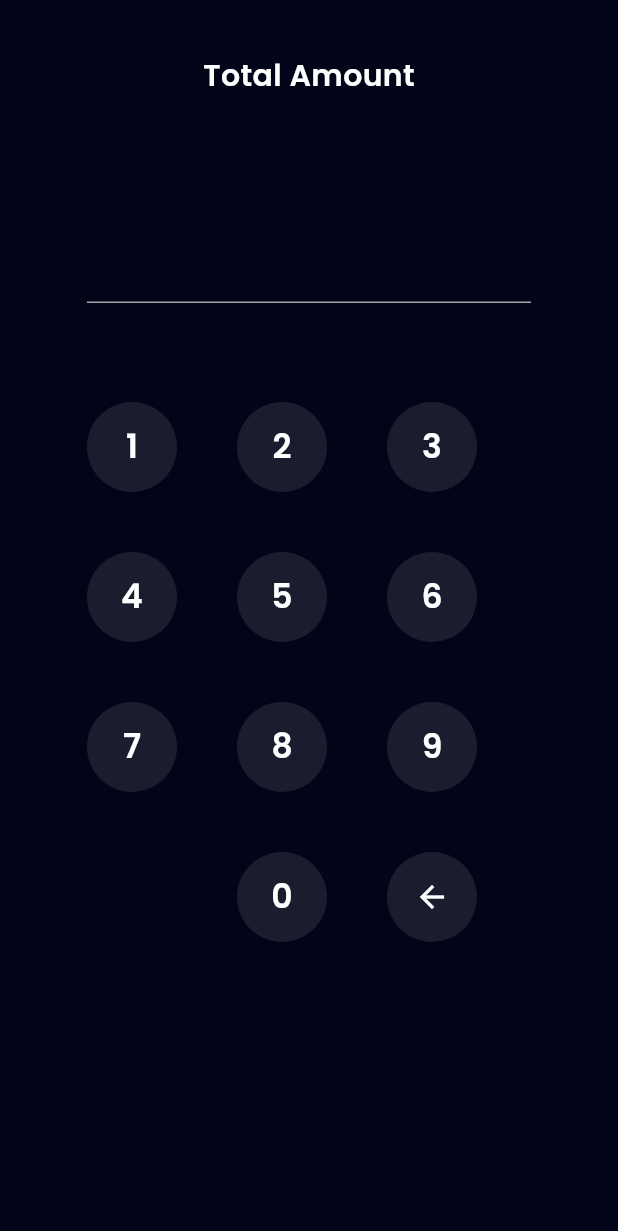
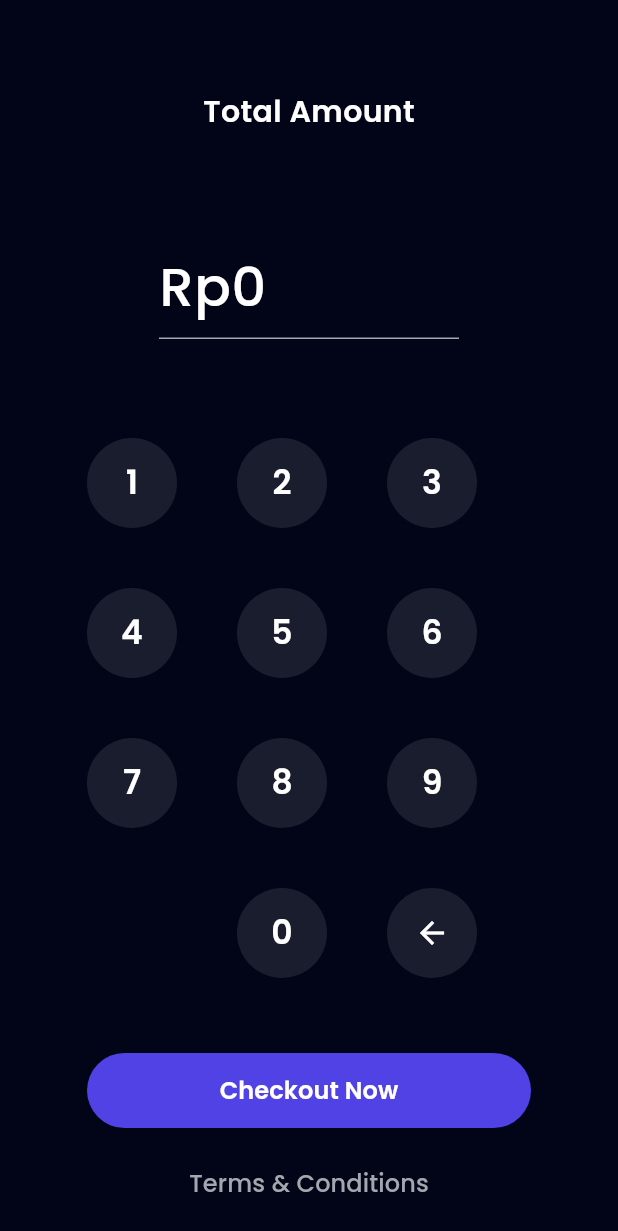
Before and after one commit to KevinZakky/E-wallet-Bank-Sha, a Flutter app: the TopupAmountPage screen opened by its route, after a tap on the "arrow back" icon, on a phone screen of 412 x 824 dp. Shown: the top 1231 px of the screen. Run offline on Flutter 3.47's test engine with Material 3 defaults, Android fonts, the phone set to English and light mode, and no system bars; our stand-ins replace carousel_slider, google_fonts.

Commit message:
feat: slicing total amount page (part 2)

```diff
--- a/lib/ui/pages/topup_amount_page.dart
+++ b/lib/ui/pages/topup_amount_page.dart
@@ -10,9 +10,13 @@ class TopupAmountPage extends StatefulWidget {
 }
 
 class _TopupAmountPageState extends State<TopupAmountPage> {
-  TextEditingController amountController = TextEditingController(text: '');
+  TextEditingController amountController = TextEditingController(text: '0');
 
   addAmount(String number) {
+    if (amountController.text == '0') {
+      amountController.text = '';
+    }
+
     setState(() {
       amountController.text = amountController.text + number;
     });
@@ -23,6 +27,9 @@ class _TopupAmountPageState extends State<TopupAmountPage> {
       setState(() {
         amountController.text = amountController.text
             .substring(0, amountController.text.length - 1);
+        if (amountController.text == '') {
+          amountController.text = '0';
+        }
       });
     }
   }
@@ -35,7 +42,7 @@ class _TopupAmountPageState extends State<TopupAmountPage> {
         padding: const EdgeInsets.symmetric(horizontal: 58),
         children: [
           const SizedBox(
-            height: 36,
+            height: 60,
           ),
           Center(
             child: Text(
@@ -47,21 +54,24 @@ class _TopupAmountPageState extends State<TopupAmountPage> {
           const SizedBox(
             height: 67,
           ),
-          SizedBox(
+          Align(
+            child: SizedBox(
               width: 200,
               child: TextFormField(
                 controller: amountController,
                 cursorColor: greyColor,
                 enabled: false,
-              style: whiteTextStyle.copyWith(fontSize: 36, fontWeight: medium),
+                style:
+                    whiteTextStyle.copyWith(fontSize: 36, fontWeight: medium),
                 decoration: InputDecoration(
                   prefix: Text(
                     'Rp',
-                  style:
-                      whiteTextStyle.copyWith(fontSize: 36, fontWeight: medium),
+                    style: whiteTextStyle.copyWith(
+                        fontSize: 36, fontWeight: medium),
                   ),
                   disabledBorder: UnderlineInputBorder(
                     borderSide: BorderSide(color: greyColor),
+                  ),
                 ),
               ),
             ),
@@ -153,8 +163,19 @@ class _TopupAmountPageState extends State<TopupAmountPage> {
                     ),
                   ),
                 ),
-              )
+              ),
             ],
+          ),
+          const SizedBox(
+            height: 50,
+          ),
+          const CustomFilledButton(title: 'Checkout Now'),
+          const SizedBox(
+            height: 25,
+          ),
+          CustomTextButton(title: 'Terms & Conditions'),
+          const SizedBox(
+            height: 50,
           )
         ],
       ),
```
Lines whose indentation alone changed are shown as unchanged.
